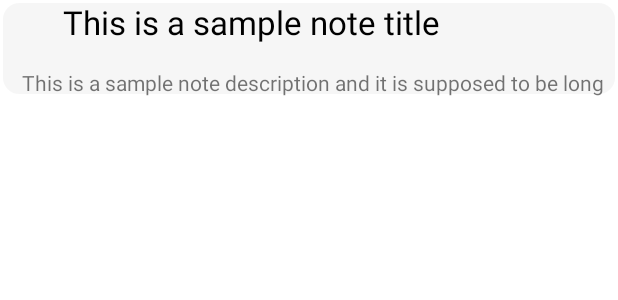
After one commit to AnanjayGurjar/Note-It-Down, an Android app: the layout note_item.xml on its own in the app's theme, with its tools: preview values and no code run, on a phone screen of 412 x 824 dp. The commit adds this screen. Shown: the top 300 px of the screen. Run offline under Robolectric (Android 15) with nearby library versions, the phone set to English and light mode, and no system bars; network calls fail.

Commit message:
listview adatper

```diff
--- a/app/src/main/java/com/ananjay/noteitdown/api/AuthInterceptor.kt
+++ b/app/src/main/java/com/ananjay/noteitdown/api/AuthInterceptor.kt
@@ -16,8 +16,6 @@ class AuthInterceptor @Inject constructor(): Interceptor {
             .newBuilder()
             .addHeader("Authorization", "Bearer $token")
             .build()
-
-
         return chain.proceed(request)
     }
 }
--- /dev/null
+++ b/app/src/main/res/drawable/note_backgound.xml
@@ -0,0 +1,9 @@
+<?xml version="1.0" encoding="utf-8"?>
+<shape xmlns:android="http://schemas.android.com/apk/res/android">
+
+    <stroke
+        android:width="2dp"
+        android:color="#FFF"/>
+    <corners android:radius="12dp"/>
+    <solid android:color="#f6f6f6"/>
+</shape>
--- /dev/null
+++ b/app/src/main/res/layout/note_item.xml
@@ -0,0 +1,34 @@
+<?xml version="1.0" encoding="utf-8"?>
+<androidx.constraintlayout.widget.ConstraintLayout xmlns:android="http://schemas.android.com/apk/res/android"
+    android:layout_width="match_parent"
+    android:layout_height="wrap_content"
+    android:background="@drawable/note_backgound"
+    xmlns:app="http://schemas.android.com/apk/res-auto">
+
+    <TextView
+        android:id="@+id/tv_noteTitle"
+        android:layout_width="wrap_content"
+        android:layout_height="wrap_content"
+        android:text="This is a sample note title"
+        android:textColor="@color/black"
+        android:textSize="22sp"
+        android:layout_marginStart="16dp"
+        android:layout_marginEnd="16dp"
+        app:layout_constraintHorizontal_bias="0.2"
+        app:layout_constraintStart_toStartOf="parent"
+        app:layout_constraintEnd_toEndOf="parent"
+        app:layout_constraintTop_toTopOf="parent"/>
+
+    <TextView
+        android:id="@+id/tv_noteDescription"
+        android:layout_width="wrap_content"
+        android:layout_height="wrap_content"
+        app:layout_constraintStart_toStartOf="parent"
+        app:layout_constraintEnd_toEndOf="parent"
+        app:layout_constraintTop_toBottomOf="@id/tv_noteTitle"
+        android:layout_marginTop="16dp"
+        android:layout_marginStart="16dp"
+        android:layout_marginEnd="16dp"
+        android:text="This is a sample note description and it is supposed to be long"
+        app:layout_constraintHorizontal_bias="0.2"/>
+</androidx.constraintlayout.widget.ConstraintLayout>
```
Also changed, not shown: app/src/main/java/com/ananjay/noteitdown/adatpters/NoteAdapter.kt (added, +45 -0 lines), app/src/main/java/com/ananjay/noteitdown/api/NotesApi.kt (+4 -4 lines), app/src/main/java/com/ananjay/noteitdown/fragments/HomeFragment.kt (+53 -2 lines), app/src/main/res/layout/fragment_home.xml (+11 -0 lines).
